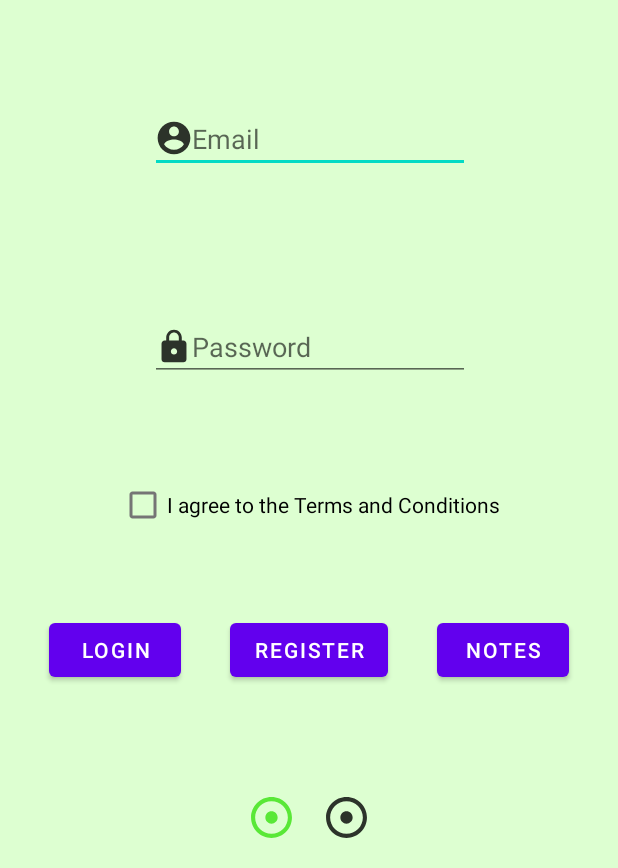
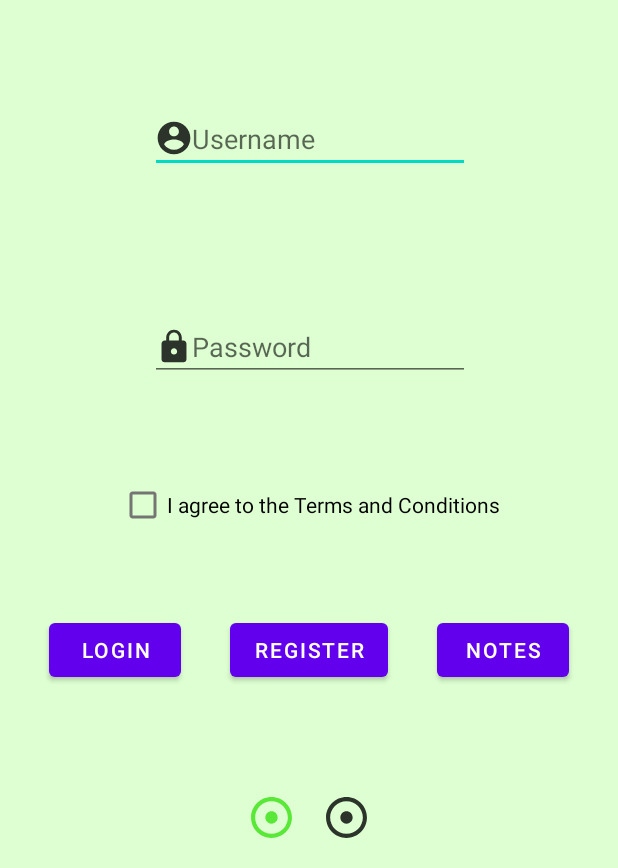
Before and after one commit to GabrielGoncalvesSousa/COMMOV2021, an Android app: the screen it shows after launch (MainActivity), on a phone screen of 412 x 824 dp, the part 368-1236 px from its top. Run offline under Robolectric (Android 15) with nearby library versions, the phone set to English and light mode, and no system bars.

Commit message:
Added Login

```diff
--- a/CleanCity/app/src/main/AndroidManifest.xml
+++ b/CleanCity/app/src/main/AndroidManifest.xml
@@ -6,6 +6,7 @@
 
     <application
         android:name="gabriel.estg.cleancity.notes.database.NotesApplication"
+        android:usesCleartextTraffic="true"
         android:allowBackup="true"
         android:icon="@drawable/logo_transparent"
         android:label="@string/app_name"
--- a/CleanCity/app/src/main/java/gabriel/estg/cleancity/api/EndPoints.kt
+++ b/CleanCity/app/src/main/java/gabriel/estg/cleancity/api/EndPoints.kt
@@ -2,11 +2,15 @@ package gabriel.estg.cleancity.api
 
 import retrofit2.Call
 import retrofit2.http.GET
+import retrofit2.http.Path
 
 interface EndPoints{
     //Gets All Users
     @GET("/user/getAllUsers")
     fun getAllUsers() : Call<List<User>>
 
+    //Login
+    @GET("user/login/{username}&&{password}")
+    fun login(@Path("username") username:String, @Path("password") password:String) : Call<List<User>>
 
 }
--- a/CleanCity/app/src/main/java/gabriel/estg/cleancity/api/ServiceBuilder.kt
+++ b/CleanCity/app/src/main/java/gabriel/estg/cleancity/api/ServiceBuilder.kt
@@ -8,7 +8,7 @@ object ServiceBuilder{
     private val client = OkHttpClient.Builder().build()
 
     private val retrofit = Retrofit.Builder()
-        .baseUrl("http://localhost/myslim/api/")
+        .baseUrl("http://192.168.1.65/myslim/api/")
         .addConverterFactory(GsonConverterFactory.create())
         .client(client)
         .build()
--- a/CleanCity/app/src/main/res/layout/activity_main.xml
+++ b/CleanCity/app/src/main/res/layout/activity_main.xml
@@ -9,14 +9,14 @@
 
 
     <EditText
-        android:id="@+id/editTextEmail"
+        android:id="@+id/editTextUsername"
         android:layout_width="wrap_content"
         android:layout_height="wrap_content"
         android:drawableStart="@drawable/ic_action_user"
         android:drawableLeft="@drawable/ic_action_user"
         android:ems="10"
-        android:hint="@string/mainPage_email"
-        android:inputType="textPersonName|text|textEmailAddress"
+        android:hint="@string/mainPage_username"
+        android:inputType="textPersonName|text"
         app:layout_constraintBottom_toBottomOf="parent"
         app:layout_constraintEnd_toEndOf="@+id/editTextTextPassword"
         app:layout_constraintHorizontal_bias="0.502"
@@ -37,7 +37,7 @@
         app:layout_constraintBottom_toBottomOf="parent"
         app:layout_constraintEnd_toEndOf="@+id/checkBox"
         app:layout_constraintStart_toStartOf="@+id/checkBox"
-        app:layout_constraintTop_toBottomOf="@+id/editTextEmail" />
+        app:layout_constraintTop_toBottomOf="@+id/editTextUsername" />
 
     <Button
         android:id="@+id/buttonNotes"
--- a/CleanCity/app/src/main/res/values/strings.xml
+++ b/CleanCity/app/src/main/res/values/strings.xml
@@ -3,7 +3,7 @@
     <string name="app_name">Clean City</string>
 
     <!--    Main_Page  -->
-    <string name="mainPage_email">Email</string>
+    <string name="mainPage_username">Username</string>
     <string name="mainPage_password">Password</string>
     <string name="mainPage_buttonLogin">Login</string>
     <string name="mainPage_buttonRegistar">Register</string>
@@ -53,4 +53,10 @@
     <!--    EditNotes_Page Toasts -->
     <string name="editNotesPage_NoteEditedSuccessfully">Note Edited Successfully</string>
     <string name="editNotesPage_NoteEditedFail">Note not edited, missing Information</string>
+
+    <!-- Login Toasts-->
+    <string name="loginMissingFields">Fill all the fields!</string>
+    <string name="loginMissingCheckbox">Check the checkbox!</string>
+    <string name="loginWrongCredentials">Invalid credentials</string>
+
 </resources>
```
Also changed, not shown: CleanCity/app/src/main/java/gabriel/estg/cleancity/MainActivity.kt (+58 -12 lines), 1 other file.
